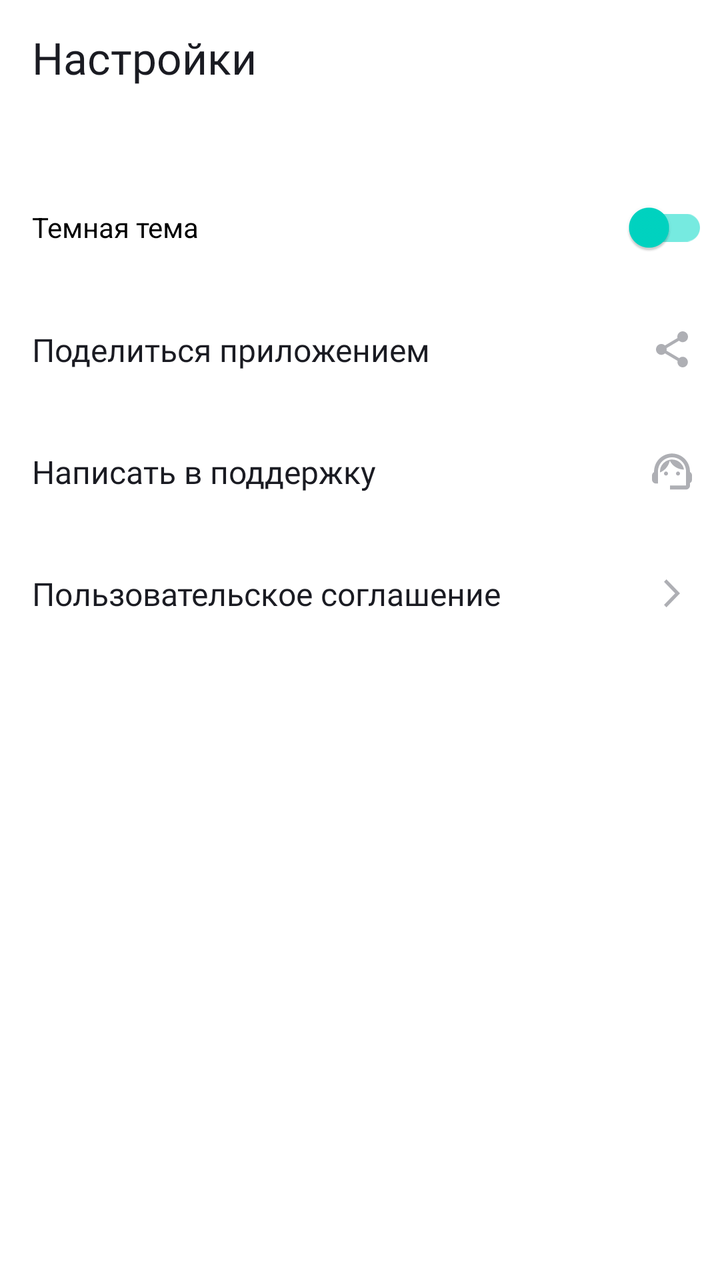
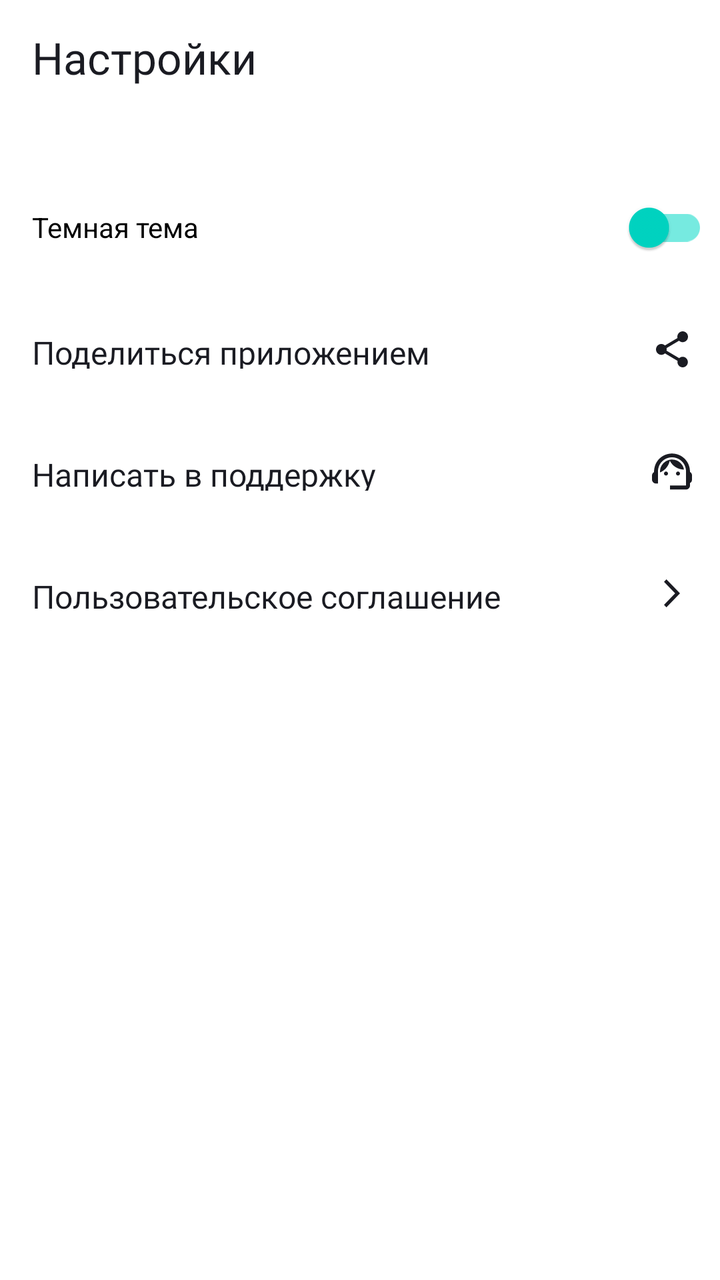

Two renders of the same Android screen: before a commit and after it. Below are the layout's source before the change and the commit's diff.
<!-- AndroidManifest.xml: application theme Theme.MaterialComponents.DayNight.NoActionBar -->
<!-- res/layout/fragment_settings.xml -->
<?xml version="1.0" encoding="utf-8"?>
<LinearLayout xmlns:android="http://schemas.android.com/apk/res/android"
    android:layout_width="match_parent"
    android:layout_height="match_parent"
    android:theme = "@style/Base.Theme.PlaylistMaker"
    xmlns:app="http://schemas.android.com/apk/res-auto"
    android:orientation="vertical"
    android:background="?attr/colorPrimary"
    android:id="@+id/settings"
    xmlns:tools="http://schemas.android.com/tools"
    tools:context=".settings.ui.fragment.SettingsFragment">

    <TextView
        style ="@style/HeadText"
        android:layout_marginStart="@dimen/title_margin_start"
        android:layout_marginTop="@dimen/title_margin_top"
        android:text="@string/settings" />

    <LinearLayout
        android:id="@+id/switchContainer"
        style="@style/SettingsButton"
        android:foreground="@null"
        android:layout_width="match_parent"
        android:layout_height="61dp"
        android:layout_marginTop="40dp"
        android:gravity="center_vertical"
        >
        <com.google.android.material.switchmaterial.SwitchMaterial
            android:id="@+id/themeSwitcher"
            android:text="@string/dark_theme"
            android:layout_marginHorizontal="60dp"
            android:layout_gravity="start|center_vertical"
            android:layout_width="match_parent"
            android:layout_height="wrap_content"
            android:layout_marginStart="@dimen/small_margin"
            android:layout_marginEnd="6dp"
            app:useMaterialThemeColors="false"
            app:thumbTint="@color/switch_thumb_color"
            app:trackTint = "@color/switch_track_color"/>

    </LinearLayout>

    <LinearLayout
        style="@style/SettingsButton"
        android:id="@+id/share_button"
        >
        <TextView
            style ="@style/SettingsButtonText"
            android:text="@string/share_app"
            android:layout_weight="1"
            />

        <ImageView
            style = "@style/Icon"
            app:srcCompat = "@drawable/ic_share"
            android:layout_marginEnd="12dp"
            />

    </LinearLayout>

    <LinearLayout
        style="@style/SettingsButton"
        android:id="@+id/write_to_support_button"
        >
        <TextView
            style="@style/SettingsButtonText"
            android:text="@string/write_to_support"
            android:layout_weight="1"
            />

        <ImageView
            style="@style/Icon"
            app:srcCompat = "@drawable/ic_support"
            android:layout_marginEnd="12dp"
            />

    </LinearLayout>

    <LinearLayout
        style="@style/SettingsButton"
        android:id="@+id/user_agreement_button"
        android:gravity="center_vertical"
        >
        <TextView
            style ="@style/SettingsButtonText"
            android:text="@string/user_agreement"
            android:layout_weight="1"
            />

        <ImageView
            style="@style/Icon"
            app:srcCompat = "@drawable/ic_arrow2"
            android:layout_marginEnd="12dp"
            />

    </LinearLayout>
</LinearLayout>
<!-- resources referenced by this layout -->
<resources>
  <color name="switch_thumb_color">#00D6C3</color>
  <color name="switch_track_color">#76EAE0</color>
  <dimen name="small_margin">16dp</dimen>
  <dimen name="title_margin_start">16dp</dimen>
  <dimen name="title_margin_top">14dp</dimen>
  <!-- drawable ic_arrow2 (drawable) -->
  <vector xmlns:android="http://schemas.android.com/apk/res/android"
      android:width="24dp"
      android:height="24dp"
      android:viewportWidth="24"
      android:viewportHeight="24">
    <path
        android:pathData="M8,17.749L9.213,19L16,12L9.213,5L8,6.252L13.573,12L8,17.749Z"
        android:fillColor="#AEAFB4"/>
  </vector>
  <string name="dark_theme">Темная тема</string>
  <string name="settings">Настройки</string>
  <string name="share_app">Поделиться приложением</string>
  <string name="user_agreement">Пользовательское соглашение</string>
  <string name="write_to_support">Написать в поддержку</string>
  <style name="Base.Theme.PlaylistMaker" parent="Theme.MaterialComponents.DayNight.NoActionBar">
          <item name="colorPrimary">@color/white</item>
          <item name="colorSecondary">@color/blue</item>
          <item name="colorOnPrimary">@color/black</item>
          <item name="colorOnBackground">@color/text_grey</item>
          <item name="colorOnContainer">@color/light_gray</item>
      </style>
  <style name="HeadText">
          <item name="android:theme">@style/Base.Theme.PlaylistMaker</item>
          <item name="android:fontFamily">@font/ys_display_medium</item>
          <item name="android:layout_width">wrap_content</item>
          <item name="android:layout_height">wrap_content</item>
          <item name="android:textSize">@dimen/standart_text_size</item>
          <item name="android:textStyle">bold</item>
          <item name="android:textColor">?attr/colorOnPrimary</item>
          <item name="android:textFontWeight">500</item>
      </style>
  <style name="Icon">
          <item name="android:theme">@style/Base.Theme.PlaylistMaker</item>
          <item name="android:tint">?attr/colorOnBackground</item>
          <item name="android:layout_width">@dimen/icon_size</item>
          <item name="android:layout_height">@dimen/icon_size</item>
      </style>
  <style name="SettingsButton">
          <item name="android:layout_width">match_parent</item>
          <item name="android:layout_height">61dp</item>
          <item name="android:gravity">center_vertical</item>
          <item name="android:foreground">?attr/selectableItemBackground</item>
      </style>
  <style name="SettingsButtonText">
          <item name="android:layout_height">wrap_content</item>
          <item name="android:theme">@style/Base.Theme.PlaylistMaker</item>
          <item name="android:fontFamily">@font/ys_display_regular</item>
          <item name="android:textFontWeight">400</item>
          <item name="android:layout_width">0dp</item>
          <item name="android:textSize">@dimen/small_text_size</item>
          <item name="android:textColor">?attr/colorOnPrimary</item>
          <item name="android:layout_marginStart">@dimen/small_margin</item>
      </style>
  <color name="white">#FFFFFFFF</color>
  <color name="blue">#3772E7</color>
  <color name="black">#1A1B22</color>
  <color name="text_grey">#AEAFB4</color>
  <color name="light_gray">#E6E8EB</color>
  <dimen name="standart_text_size">22sp</dimen>
  <dimen name="icon_size">24dp</dimen>
  <dimen name="small_text_size">16sp</dimen>
  <!-- unchanged entries left out for length: 2 -->
</resources>

<!-- the commit's change to res/layout/fragment_settings.xml (unified diff, before → after) -->
@@ -11,7 +11,9 @@
     tools:context=".settings.ui.fragment.SettingsFragment">
 
     <TextView
-        style ="@style/HeadText"
+        android:layout_width="wrap_content"
+        android:layout_height="wrap_content"
+        style ="@style/PrimaryText"
         android:layout_marginStart="@dimen/title_margin_start"
         android:layout_marginTop="@dimen/title_margin_top"
         android:text="@string/settings" />
@@ -45,13 +47,13 @@
         android:id="@+id/share_button"
         >
         <TextView
-            style ="@style/SettingsButtonText"
+            style ="@style/MenuText"
             android:text="@string/share_app"
             android:layout_weight="1"
             />
 
         <ImageView
-            style = "@style/Icon"
+            style = "@style/SettingsIcon"
             app:srcCompat = "@drawable/ic_share"
             android:layout_marginEnd="12dp"
             />
@@ -63,13 +65,13 @@
         android:id="@+id/write_to_support_button"
         >
         <TextView
-            style="@style/SettingsButtonText"
+            style="@style/MenuText"
             android:text="@string/write_to_support"
             android:layout_weight="1"
             />
 
         <ImageView
-            style="@style/Icon"
+            style="@style/SettingsIcon"
             app:srcCompat = "@drawable/ic_support"
             android:layout_marginEnd="12dp"
             />
@@ -82,13 +84,13 @@
         android:gravity="center_vertical"
         >
         <TextView
-            style ="@style/SettingsButtonText"
+            style ="@style/MenuText"
             android:text="@string/user_agreement"
             android:layout_weight="1"
             />
 
         <ImageView
-            style="@style/Icon"
+            style="@style/SettingsIcon"
             app:srcCompat = "@drawable/ic_arrow2"
             android:layout_marginEnd="12dp"
             />
<!-- resource entries referenced after the edit -->
@@ -27,21 +27,15 @@
           <item name="colorOnBackground">@color/text_grey</item>
           <item name="colorOnContainer">@color/light_gray</item>
       </style>
-  <style name="HeadText">
-          <item name="android:theme">@style/Base.Theme.PlaylistMaker</item>
-          <item name="android:fontFamily">@font/ys_display_medium</item>
-          <item name="android:layout_width">wrap_content</item>
+  <style name="MenuText" parent="BodySmallText">
           <item name="android:layout_height">wrap_content</item>
+          <item name="android:layout_width">0dp</item>
+          <item name="android:layout_marginStart">@dimen/small_margin</item>
+          <item name="android:paddingVertical">21dp</item>
+      </style>
+  <style name="PrimaryText" parent="BaseText">
           <item name="android:textSize">@dimen/standart_text_size</item>
-          <item name="android:textStyle">bold</item>
-          <item name="android:textColor">?attr/colorOnPrimary</item>
           <item name="android:textFontWeight">500</item>
-      </style>
-  <style name="Icon">
-          <item name="android:theme">@style/Base.Theme.PlaylistMaker</item>
-          <item name="android:tint">?attr/colorOnBackground</item>
-          <item name="android:layout_width">@dimen/icon_size</item>
-          <item name="android:layout_height">@dimen/icon_size</item>
       </style>
   <style name="SettingsButton">
           <item name="android:layout_width">match_parent</item>
@@ -49,22 +43,33 @@
           <item name="android:gravity">center_vertical</item>
           <item name="android:foreground">?attr/selectableItemBackground</item>
       </style>
-  <style name="SettingsButtonText">
-          <item name="android:layout_height">wrap_content</item>
-          <item name="android:theme">@style/Base.Theme.PlaylistMaker</item>
-          <item name="android:fontFamily">@font/ys_display_regular</item>
-          <item name="android:textFontWeight">400</item>
-          <item name="android:layout_width">0dp</item>
-          <item name="android:textSize">@dimen/small_text_size</item>
-          <item name="android:textColor">?attr/colorOnPrimary</item>
-          <item name="android:layout_marginStart">@dimen/small_margin</item>
+  <style name="SettingsIcon" parent="BaseIcon">
+          <item name="android:tint">?attr/colorOnBackground</item>
+  
       </style>
   <color name="white">#FFFFFFFF</color>
   <color name="blue">#3772E7</color>
   <color name="black">#1A1B22</color>
   <color name="text_grey">#AEAFB4</color>
   <color name="light_gray">#E6E8EB</color>
+  <style name="BodySmallText" parent="BaseText">
+          <item name="android:fontFamily">@font/ys_display_regular</item>
+          <item name="android:textFontWeight">400</item>
+          <item name="android:textSize">@dimen/small_text_size</item>
+          <item name="android:textColor">?attr/colorOnPrimary</item>
+      </style>
+  <style name="BaseText">
+          <item name="android:fontFamily">@font/ys_display_medium</item>
+          <item name="android:textColor">?attr/colorOnPrimary</item>
+      </style>
   <dimen name="standart_text_size">22sp</dimen>
+  <style name="BaseIcon">
+          <item name="android:foreground">?attr/selectableItemBackground</item>
+          <item name="android:layout_height">@dimen/icon_size</item>
+          <item name="android:layout_width">@dimen/icon_size</item>
+          <item name="tint">?attr/colorOnPrimary</item>
+          <item name="backgroundTint">?attr/colorPrimary</item>
+      </style>
   <dimen name="icon_size">24dp</dimen>
   <dimen name="small_text_size">16sp</dimen>
   <!-- unchanged entries left out for length: 2 -->
